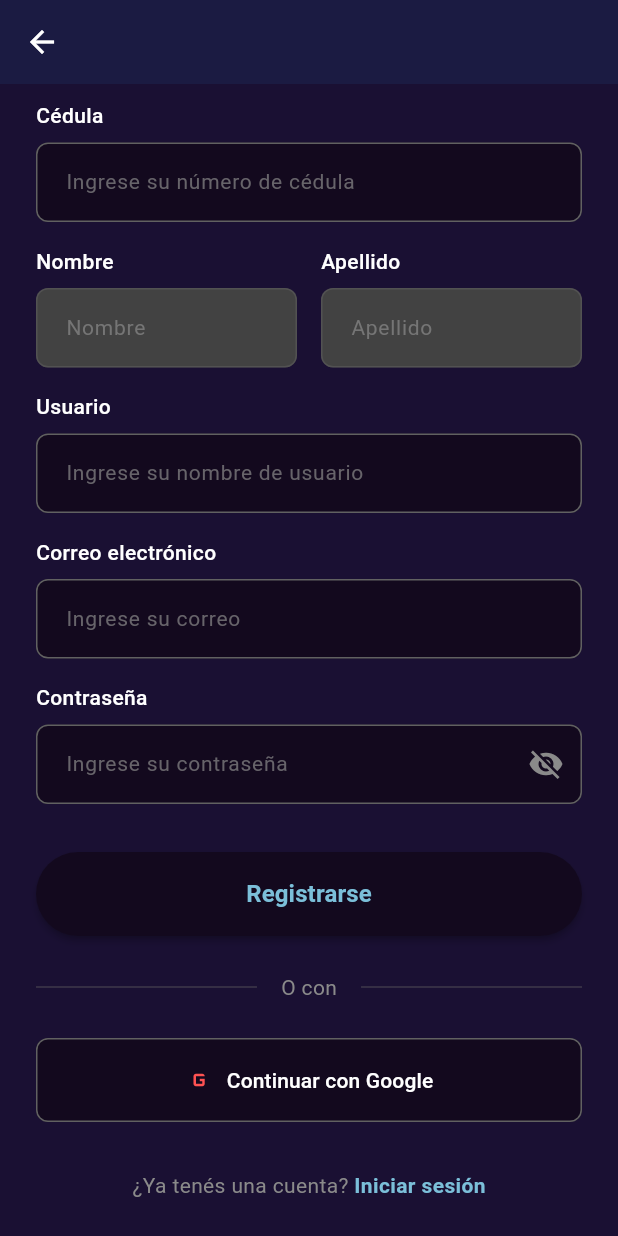
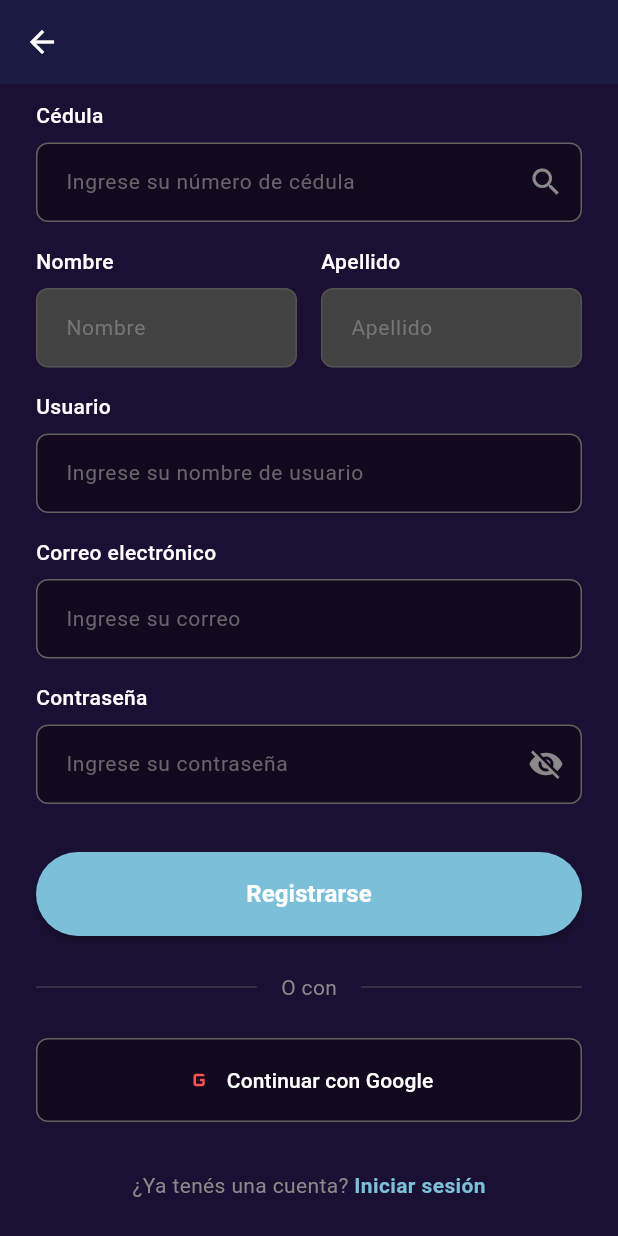
Before and after one commit to JairoProyects/Convenition-on-chain, a Flutter app: the RegisterPage screen opened directly, scrolled down 137 dp, on a phone screen of 412 x 824 dp. Run offline on Flutter 3.47's test engine with Material 3 defaults, Android fonts, the phone set to English and light mode, and no system bars; our stand-ins replace image_picker, qr_flutter, share_plus, shared_preferences; missing offline and left inert: starknet, starknet_provider; accounts and stored records are empty; network calls fail.

Commit message:
Revert "Merge remote-tracking branch 'origin/develop' into develop"
This reverts commit f10303f26213278930cabd478752921835b829fe, reversing
changes made to 7c40518caa1564b635dda4d4e61d0b10274bd36f.

```diff
--- a/convenition_app/lib/convenion/domains/user_model.dart
+++ b/convenition_app/lib/convenion/domains/user_model.dart
@@ -1,5 +1,3 @@
-import 'dart:io';
-
 import 'user_role_model.dart';
 
 enum UserStatus {
@@ -133,7 +131,6 @@ class CreateUserDto {
   final String password;
   final String firstName;
   final String lastName;
-  final File? profileImageUrl;
 
   CreateUserDto({
     required this.identification,
@@ -142,7 +139,6 @@ class CreateUserDto {
     required this.password,
     required this.firstName,
     required this.lastName,
-    required this.profileImageUrl
   });
 
   Map<String, dynamic> toJson() => {
@@ -152,7 +148,6 @@ class CreateUserDto {
     'password': password,
     'firstName': firstName,
     'lastName': lastName,
-    'profileImageUrl' : profileImageUrl
   };
 }
 
--- a/convenition_app/lib/convenion/presentation/agreement/result_agreement_page.dart
+++ b/convenition_app/lib/convenion/presentation/agreement/result_agreement_page.dart
@@ -68,7 +68,7 @@ class AgreementResultPage extends StatelessWidget {
                     textAlign: TextAlign.center),
                 const SizedBox(height: 24),
                 _buildSection("Resumen del Convenio", colors, [
-                  // _infoRow("ID", convenio.id),
+                  _infoRow("ID", convenio.id),
                   _infoRow("Hash", convenio.onChainHash),
                   _infoRow("Monto", "${convenio.moneda} ${convenio.monto}"),
                   _infoRow("Vencimiento", convenio.vencimiento.toLocal().toString().split(" ")[0]),
@@ -109,7 +109,7 @@ class AgreementResultPage extends StatelessWidget {
                   onPressed: () => Navigator.popUntil(context, (route) => route.isFirst),
                   style: ElevatedButton.styleFrom(
                     backgroundColor: colors.accentBlue,
-                    foregroundColor: colors.panelBackground,
+                    foregroundColor: Colors.black,
                     padding: const EdgeInsets.symmetric(vertical: 14, horizontal: 24),
                   ),
                   child: const Text("Finalizar"),
--- a/convenition_app/lib/convenion/presentation/agreement/review_agreement_page.dart
+++ b/convenition_app/lib/convenion/presentation/agreement/review_agreement_page.dart
@@ -128,8 +128,8 @@ class ReviewAgreementPage extends StatelessWidget {
                       });
                     },
                     style: ElevatedButton.styleFrom(
-                      backgroundColor: colors.panelBackground,
-                      foregroundColor: colors.accentBlue,
+                      backgroundColor: colors.accentBlue,
+                      foregroundColor: Colors.black,
                       padding: const EdgeInsets.symmetric(vertical: 14),
                     ),
                     child: const Text("Confirmar Contrato"),
--- a/convenition_app/lib/convenion/presentation/login/register_page.dart
+++ b/convenition_app/lib/convenion/presentation/login/register_page.dart
@@ -4,11 +4,8 @@ import 'package:flutter/services.dart';
 import '../../../shared/theme/app_colors.dart';
 import '../../services/data_identification_service.dart';
 import '../../services/user_service.dart';
-import '../../services/user_profile_service.dart';
 import '../../domains/user_model.dart';
 import 'package:image_picker/image_picker.dart';
-import 'package:debounce_throttle/debounce_throttle.dart';
-import 'dart:async';
 
 class RegisterPage extends StatefulWidget {
   final bool isDarkMode;
@@ -35,9 +32,6 @@ class _RegisterPageState extends State<RegisterPage>
   final TextEditingController _lastNameController = TextEditingController();
   File? _profileImage;
 
-  late Debouncer<String> _debouncer;
-  late StreamSubscription _debouncerSubscription;
-
   @override
   void initState() {
     super.initState();
@@ -49,25 +43,9 @@ class _RegisterPageState extends State<RegisterPage>
       CurvedAnimation(parent: _animationController, curve: Curves.easeOut),
     );
     _animationController.forward();
-
-    _debouncer = Debouncer<String>(
-      Duration(milliseconds: 500),
-      initialValue: '',
-    );
-
-    _debouncerSubscription = _debouncer.values.listen((_) {
-      _searchByIdentification();
-    });
-
-    _identificationController.addListener(() {
-      final text = _identificationController.text.trim();
-      if (text.length >= 9) {
-        _debouncer.value = text;
-      }
-    });
   }
 
-  Future<void> _pickImage() async {
+  Future<void> _pickProfileImage() async {
     final pickedFile = await ImagePicker().pickImage(
       source: ImageSource.gallery,
     );
@@ -81,7 +59,6 @@ class _RegisterPageState extends State<RegisterPage>
   @override
   void dispose() {
     _animationController.dispose();
-    _debouncerSubscription.cancel();
     _identificationController.dispose();
     _usernameController.dispose();
     _emailController.dispose();
@@ -166,48 +143,30 @@ class _RegisterPageState extends State<RegisterPage>
                   children: [
                     Center(
                       child: GestureDetector(
-                        onTap: _pickImage,
+                        onTap: _pickProfileImage,
                         child: Stack(
                           alignment: Alignment.center,
                           children: [
-                            Container(
-                              width: 100,
-                              height: 100,
-                              decoration: BoxDecoration(
-                                shape: BoxShape.circle,
-                                color:
-                                    _profileImage == null
-                                        ? Colors
-                                            .grey[300] // Fondo por defecto si no hay imagen
-                                        : null,
-                                image:
-                                    _profileImage != null
-                                        ? DecorationImage(
-                                          image: FileImage(_profileImage!),
-                                          fit: BoxFit.cover,
-                                        )
-                                        : null,
-                              ),
-                              child:
-                                  _profileImage == null
-                                      ? const Icon(
-                                        Icons.person,
-                                        size: 48,
-                                        color: Colors.white70,
-                                      )
-                                      : null,
+                            CircleAvatar(
+                              radius: 50,
+                              backgroundImage:
+                                  _profileImage != null
+                                      ? FileImage(_profileImage!)
+                                      : const NetworkImage(
+                                            'https://hebbkx1anhila5yf.public.blob.vercel-storage.com/image-zaYQe9sngzvu2DSNu5P9ijXuVuQnk0.png',
+                                          )
+                                          as ImageProvider,
                             ),
                             Container(
                               width: 100,
                               height: 100,
                               decoration: BoxDecoration(
                                 shape: BoxShape.circle,
-                                color: Colors.black.withOpacity(0.3),
+                                color: Colors.black26,
                               ),
                               child: const Icon(
                                 Icons.camera_alt,
                                 color: Colors.white,
-                                size: 30,
                               ),
                             ),
                           ],
@@ -226,6 +185,13 @@ class _RegisterPageState extends State<RegisterPage>
                         }
                         return null;
                       },
+                      suffixIcon: IconButton(
+                        icon: Icon(
+                          Icons.search,
+                          color: colorScheme.textSecondary,
+                        ),
+                        onPressed: _searchByIdentification,
+                      ),
                     ),
                     const SizedBox(height: 16),
                     Row(
@@ -324,7 +290,6 @@ class _RegisterPageState extends State<RegisterPage>
                                 password: _passwordController.text,
                                 firstName: _firstNameController.text.trim(),
                                 lastName: _lastNameController.text.trim(),
-                                profileImageUrl: _profileImage
                               );
 
                               final user = await UserService().createUser(dto);
@@ -352,7 +317,7 @@ class _RegisterPageState extends State<RegisterPage>
                           }
                         },
                         style: ElevatedButton.styleFrom(
-                          backgroundColor: colorScheme.panelBackground,
+                          backgroundColor: colorScheme.accentBlue,
                           shape: RoundedRectangleBorder(
                             borderRadius: BorderRadius.circular(28),
                           ),
@@ -361,7 +326,7 @@ class _RegisterPageState extends State<RegisterPage>
                         child: Text(
                           'Registrarse',
                           style: TextStyle(
-                            color: colorScheme.accentBlue,
+                            color: colorScheme.textHighlight,
                             fontSize: 16,
                             fontWeight: FontWeight.w600,
                           ),
--- a/convenition_app/lib/home/home_page.dart
+++ b/convenition_app/lib/home/home_page.dart
@@ -29,7 +29,8 @@ class _HomePageState extends State<HomePage> {
     allConvenios = List.generate(
       10,
       (index) => ConvenioModel(
-        id: 1,
+        id: "$index",
+        externalId: "external-$index",
         timestamp: DateTime.now(),
         monto: 1000.0 + index,
         moneda: index % 2 == 0 ? '₡' : 'Ξ',
@@ -38,7 +39,6 @@ class _HomePageState extends State<HomePage> {
         condiciones: "Condiciones del convenio número $index",
         vencimiento: DateTime.now().add(const Duration(days: 30)),
         firmas: [],
-        status: "Activo",
       ),
     );
 
--- a/convenition_app/lib/shared/config/api_config.dart
+++ b/convenition_app/lib/shared/config/api_config.dart
@@ -8,7 +8,7 @@ class ApiConfig {
   static String profileImage(int userId) => "$users/$userId/profile-image";
 
   // Endpoints de convenios
-  static const String convenios     = "$baseDomain/convenios";
+  static const String convenios     = "$baseDomain/api/convenios";
   static const String convenioById  = convenios;                // + '/{id}'
   static const String convenioByExternal  = "$convenios/external"; // + '/{externalId}'
   static const String convenioByHash      = "$convenios/hash";     // + '/{onChainHash}'
--- a/convenition_app/lib/shared/theme/app_colors.dart
+++ b/convenition_app/lib/shared/theme/app_colors.dart
@@ -40,11 +40,11 @@ class AppColorScheme {
 }
 
 class AppColors {
-  // 🌙 Modo Oscuro (basado en la imagen del botón oscuro)
+  // 🌙 Modo Oscuro
   static const AppColorScheme dark = AppColorScheme(
     textPrimary: Color(0xFFFFFFFF),
     textSecondary: Color(0xFF8A8A8A),
-    textHighlight: Color(0xFF13091E),
+    textHighlight: Color(0xFFFFFFFF),
     accentBlue: Color(0xFF7BBFD9),
     accentGreen: Color(0xFF26A17B),
     borderGlow: Color(0xFF4A3A6A),
@@ -55,11 +55,11 @@ class AppColors {
     ),
     panelBackground: Color(0xFF13091E),
     modalBackground: Color(0xFF0F0518),
-    buttonPrimary: Color(0xFF00D4FF), // Cyan brillante del botón oscuro
+    buttonPrimary: Color(0xFF7BBFD9),
     buttonSlideToSwap: LinearGradient(
       begin: Alignment.topLeft,
       end: Alignment.bottomRight,
-      colors: [Color(0xFF1A0B2E), Color(0xFF16213E)], // Gradiente oscuro azulado
+      colors: [Color(0xFF1E1139), Color(0xFF2A1A4A)],
     ),
     successText: Color(0xFFFFFFFF),
     processingIndicator: LinearGradient(
@@ -70,33 +70,33 @@ class AppColors {
     fallbackBackground: Color(0xFF1A1033),
   );
 
-  // ☀️ Modo Claro (basado en la imagen del botón claro)
-  static const AppColorScheme light = AppColorScheme(
-    textPrimary: Color(0xFF000000),
-    textSecondary: Color(0xFF666666),
-    textHighlight: Color(0xFF000000),
-    accentBlue: Color(0xFF2196F3),
-    accentGreen: Color(0xFF4CAF50),
-    borderGlow: Color(0xFFBDBDBD),
-    backgroundMain: LinearGradient(
+  // ☀️ Modo Claro
+  static final AppColorScheme light = AppColorScheme(
+    textPrimary: Colors.black,
+    textSecondary: Colors.grey.shade600,
+    textHighlight: Colors.black,
+    accentBlue: Colors.blue,
+    accentGreen: Colors.green.shade600,
+    borderGlow: Colors.grey.shade400,
+    backgroundMain: const LinearGradient(
       begin: Alignment.topCenter,
       end: Alignment.bottomCenter,
-      colors: [Color(0xFFFFFFFF), Color(0xFFFFFFFF)],
+      colors: [Colors.white, Colors.white],
     ),
-    panelBackground: Color(0xFFF5F5F5),
-    modalBackground: Color(0xFFFFFFFF),
-    buttonPrimary: Color(0xFF0BC5EA), // Azul vibrante del botón claro
-    buttonSlideToSwap: LinearGradient(
+    panelBackground: Colors.grey.shade100,
+    modalBackground: Colors.white,
+    buttonPrimary: Colors.blue,
+    buttonSlideToSwap: const LinearGradient(
       begin: Alignment.topLeft,
       end: Alignment.bottomRight,
-      colors: [Color(0xFF0F172A), Color(0xFF1E293B)], // Gradiente slate oscuro
+      colors: [Color(0xFFE3E3E3), Color(0xFFD5D5D5)],
     ),
-    successText: Color(0xFF000000),
-    processingIndicator: LinearGradient(
+    successText: Colors.black,
+    processingIndicator: const LinearGradient(
       begin: Alignment.topLeft,
       end: Alignment.bottomRight,
       colors: [Color(0xFFCCCCCC), Color(0xFFAAAAAA)],
     ),
-    fallbackBackground: Color(0xFFFFFFFF),
+    fallbackBackground: Colors.white,
   );
 }
--- a/convenition_app/pubspec.yaml
+++ b/convenition_app/pubspec.yaml
@@ -58,8 +58,6 @@ dependencies:
 
   image_picker: ^1.0.7
 
-  debounce_throttle: ^2.0.0
-
 dev_dependencies:
   flutter_test:
     sdk: flutter
```
Also changed, not shown: convenition_app/lib/convenion/domains/convenio_model.dart (+48 -55 lines), convenition_app/lib/convenion/presentation/agreement/create_agreement_page.dart (+4 -4 lines), convenition_app/lib/convenion/presentation/agreement/create_select_user_page.dart (+5 -5 lines), convenition_app/lib/convenion/services/convenio_service.dart (+11 -24 lines), convenition_app/lib/convenion/services/starknet_service.dart (+28 -30 lines), convenition_app/flutter_01.png (deleted), convenition_app/flutter_02.png (deleted), convenition_app/pubspec.lock, 3 other files.
